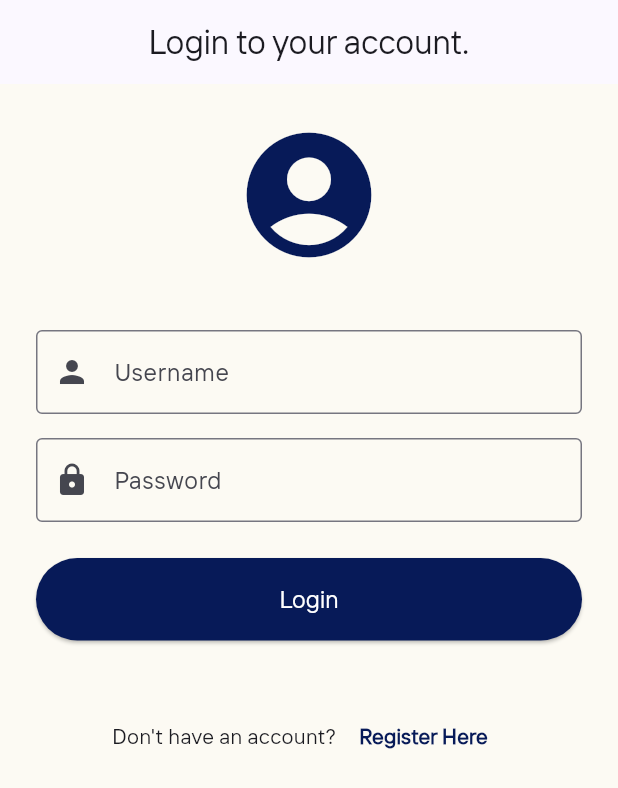
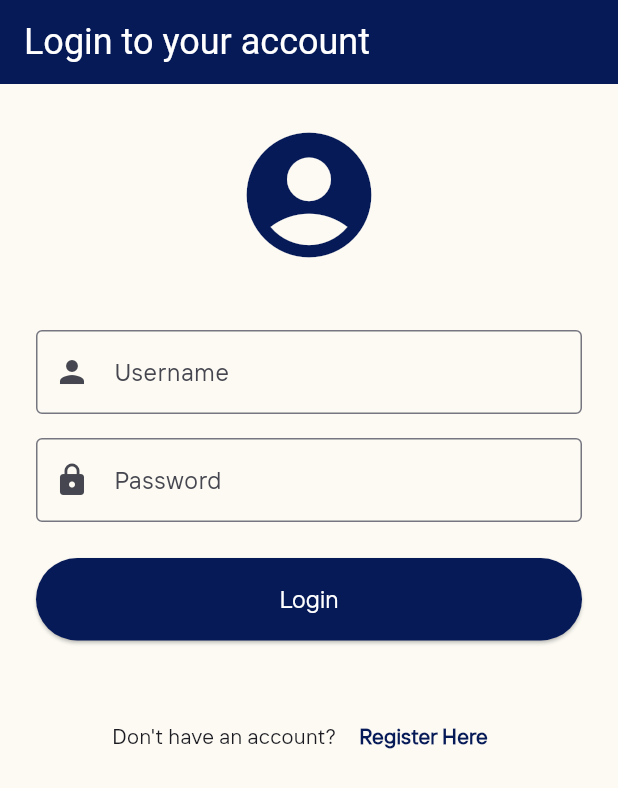
Before and after one commit to K5-KKI24-PBP/BeautyFromTheSeoul-Mobile, a Flutter app: the LoginPage screen opened directly, on a phone screen of 412 x 824 dp. Shown: the top 788 px of the screen. Run offline on Flutter 3.47's test engine with Material 3 defaults, Android fonts, the phone set to English and light mode, and no system bars; our stand-ins replace carousel_slider, concentric_transition, flutter_rating_bar, google_maps_flutter, shared_preferences, webview_flutter; missing offline and left inert: month_year_picker, pbp_django_auth; accounts and stored records are empty; network calls fail; Roboto replaces fonts that are missing (Laurasia).

Commit message:
minor changes

```diff
--- a/lib/authentication/screens/login.dart
+++ b/lib/authentication/screens/login.dart
@@ -117,8 +117,19 @@ class _LoginPageState extends State<LoginPage> {
   Widget build(BuildContext context) {
     return Scaffold(
       appBar: AppBar(
-        title: const Text('Login to your account.'),
-        centerTitle: true,
+        title: const Text(
+          'Login to your account',
+          style: TextStyle(
+            fontFamily: 'Laurasia',
+            color: Colors.white,
+            fontSize: 24,
+          ),
+        ),
+        flexibleSpace: Container(
+          decoration: const BoxDecoration(
+            color: Color(0xFF071a58),
+          ),
+        ),
       ),
       body: SafeArea(
         child: SingleChildScrollView(
```
Also changed, not shown: lib/main/screens/menu.dart (+9 -3 lines).
